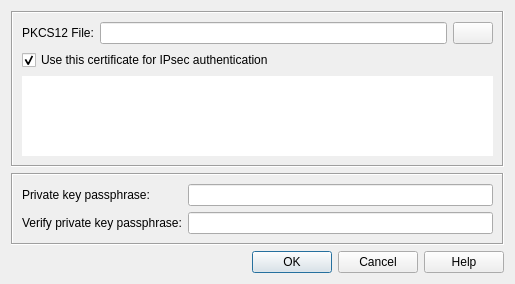
The window that src/dialogs/CertificateImportDialog.ui (wejaeger/l2tp-ipsec-vpn) describes before a commit, drawn with Qt 5.
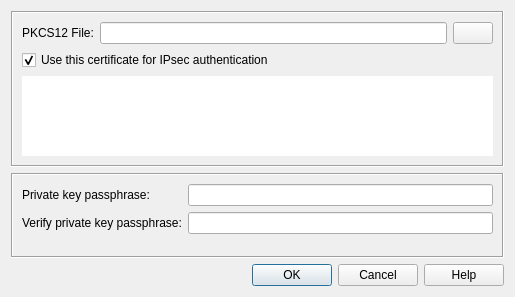
The same window after the commit. Icons and pictures are not drawn.

Patch:
```diff
--- a/src/dialogs/CertificateImportDialog.ui
+++ b/src/dialogs/CertificateImportDialog.ui
@@ -7,7 +7,7 @@
     <x>0</x>
     <y>0</y>
     <width>515</width>
-    <height>270</height>
+    <height>297</height>
    </rect>
   </property>
   <property name="windowTitle">
```
Left out of the diff: 4 changed lines with no effect on the pictures.
